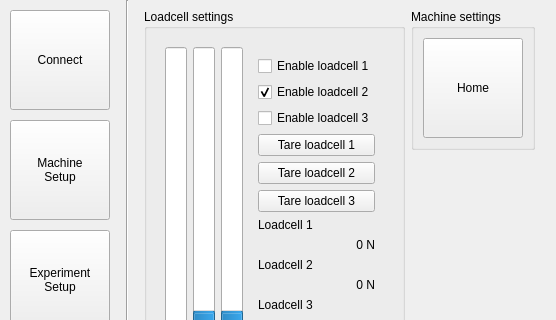
Before: the Qt Designer form src/main/resources/base/design.ui in OndrejPistora/thymos-loader, drawn with Qt 5; both pictures show x 0 to 556 and y 0 to 320 of the 852 by 782 pixel window.
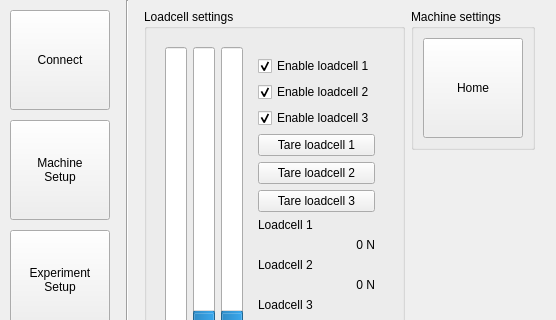
After: the same form once the commit is applied. Custom widgets are drawn as their Qt base class.

Commit message: check loadcell checkboxes

The edit to the form file:
```diff
--- a/src/main/resources/base/design.ui
+++ b/src/main/resources/base/design.ui
@@ -610,6 +610,9 @@
                       <property name="text">
                        <string>Enable loadcell 1</string>
                       </property>
+                      <property name="checked">
+                       <bool>true</bool>
+                      </property>
                      </widget>
                     </item>
                     <item>
@@ -627,6 +630,9 @@
                       <property name="text">
                        <string>Enable loadcell 3</string>
                       </property>
+                      <property name="checked">
+                       <bool>true</bool>
+                      </property>
                      </widget>
                     </item>
                     <item>
```
